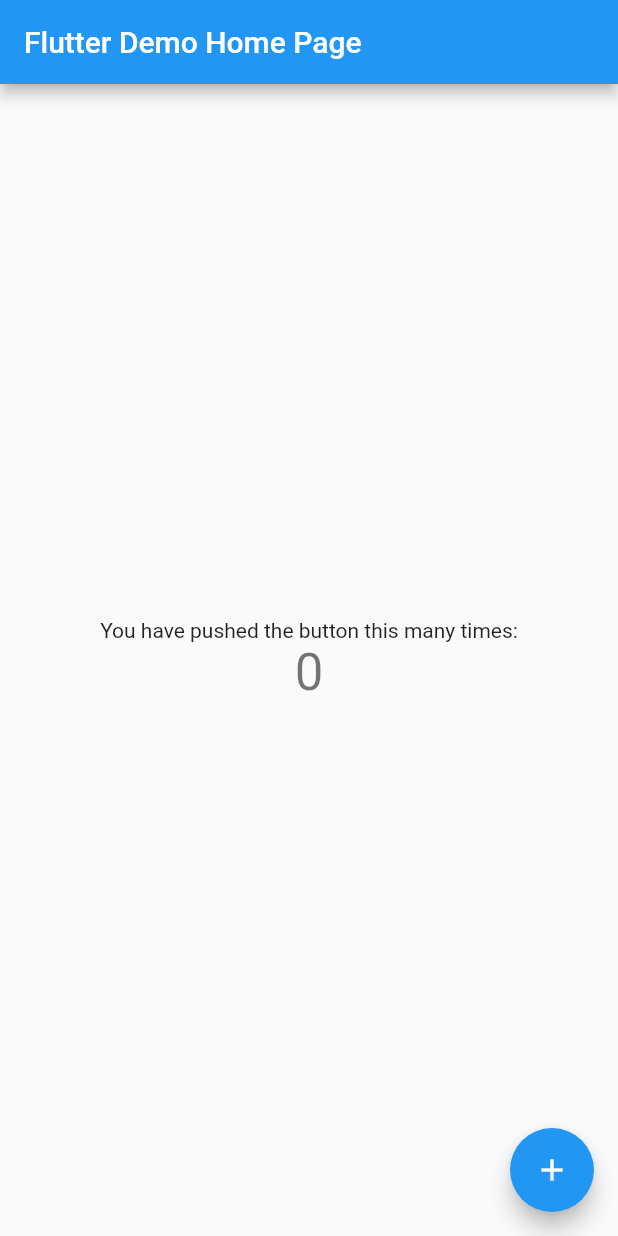
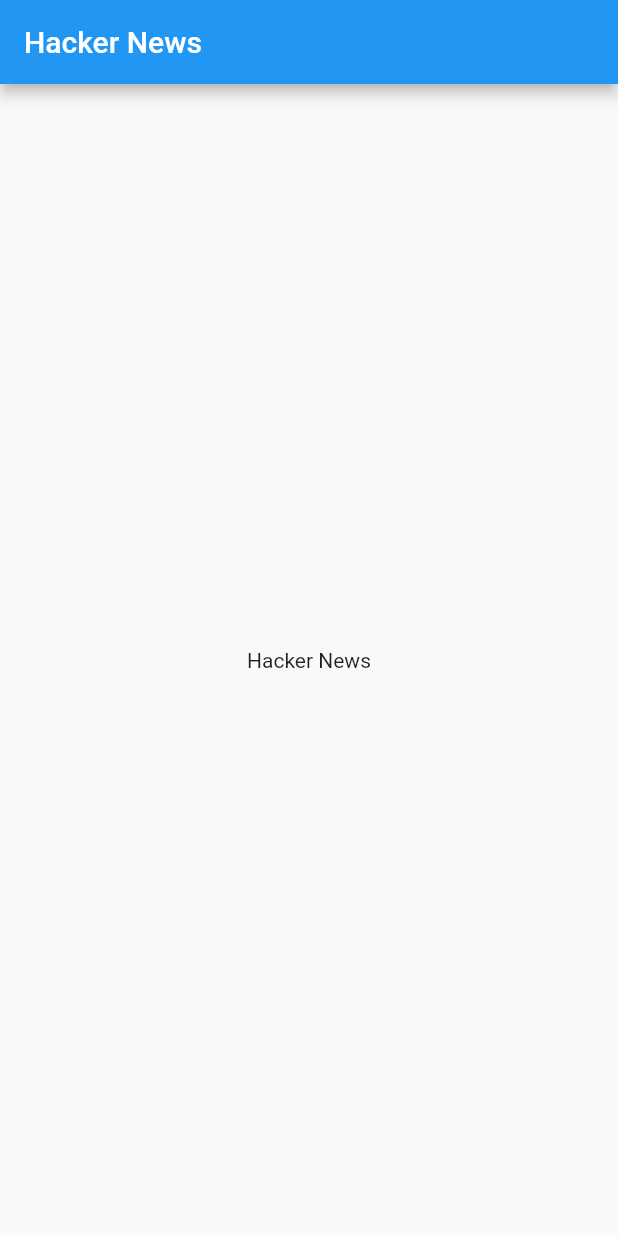
Before and after one commit to MikeAlbo/hacker_news_v1, a Flutter app: the screen it shows after launch, on a phone screen of 412 x 824 dp. Run offline on Flutter 3.47's test engine with Material 2 defaults, Android fonts, the phone set to English and light mode, and no system bars; our stand-ins replace rxdart, sqflite; accounts and stored records are empty.

Commit message:
cleanup bloc code, add directory code and init app.dart

```diff
--- a/lib/main.dart
+++ b/lib/main.dart
@@ -1,4 +1,5 @@
 import 'package:flutter/material.dart';
+import 'package:hacker_news_v1/src/app.dart';
 
 void main() => runApp(MyApp());
 
@@ -20,92 +21,7 @@ class MyApp extends StatelessWidget {
         // is not restarted.
         primarySwatch: Colors.blue,
       ),
-      home: MyHomePage(title: 'Flutter Demo Home Page'),
+      home: App(),
     );
   }
 }
-
-class MyHomePage extends StatefulWidget {
-  MyHomePage({Key key, this.title}) : super(key: key);
-
-  // This widget is the home page of your application. It is stateful, meaning
-  // that it has a State object (defined below) that contains fields that affect
-  // how it looks.
-
-  // This class is the configuration for the state. It holds the values (in this
-  // case the title) provided by the parent (in this case the App widget) and
-  // used by the build method of the State. Fields in a Widget subclass are
-  // always marked "final".
-
-  final String title;
-
-  @override
-  _MyHomePageState createState() => _MyHomePageState();
-}
-
-class _MyHomePageState extends State<MyHomePage> {
-  int _counter = 0;
-
-  void _incrementCounter() {
-    setState(() {
-      // This call to setState tells the Flutter framework that something has
-      // changed in this State, which causes it to rerun the build method below
-      // so that the display can reflect the updated values. If we changed
-      // _counter without calling setState(), then the build method would not be
-      // called again, and so nothing would appear to happen.
-      _counter++;
-    });
-  }
-
-  @override
-  Widget build(BuildContext context) {
-    // This method is rerun every time setState is called, for instance as done
-    // by the _incrementCounter method above.
-    //
-    // The Flutter framework has been optimized to make rerunning build methods
-    // fast, so that you can just rebuild anything that needs updating rather
-    // than having to individually change instances of widgets.
-    return Scaffold(
-      appBar: AppBar(
-        // Here we take the value from the MyHomePage object that was created by
-        // the App.build method, and use it to set our appbar title.
-        title: Text(widget.title),
-      ),
-      body: Center(
-        // Center is a layout widget. It takes a single child and positions it
-        // in the middle of the parent.
-        child: Column(
-          // Column is also layout widget. It takes a list of children and
-          // arranges them vertically. By default, it sizes itself to fit its
-          // children horizontally, and tries to be as tall as its parent.
-          //
-          // Invoke "debug painting" (press "p" in the console, choose the
-          // "Toggle Debug Paint" action from the Flutter Inspector in Android
-          // Studio, or the "Toggle Debug Paint" command in Visual Studio Code)
-          // to see the wireframe for each widget.
-          //
-          // Column has various properties to control how it sizes itself and
-          // how it positions its children. Here we use mainAxisAlignment to
-          // center the children vertically; the main axis here is the vertical
-          // axis because Columns are vertical (the cross axis would be
-          // horizontal).
-          mainAxisAlignment: MainAxisAlignment.center,
-          children: <Widget>[
-            Text(
-              'You have pushed the button this many times:',
-            ),
-            Text(
-              '$_counter',
-              style: Theme.of(context).textTheme.display1,
-            ),
-          ],
-        ),
-      ),
-      floatingActionButton: FloatingActionButton(
-        onPressed: _incrementCounter,
-        tooltip: 'Increment',
-        child: Icon(Icons.add),
-      ), // This trailing comma makes auto-formatting nicer for build methods.
-    );
-  }
-}
--- /dev/null
+++ b/lib/src/app.dart
@@ -0,0 +1,15 @@
+import 'package:flutter/material.dart';
+
+class App extends StatelessWidget {
+  @override
+  Widget build(BuildContext context) {
+    return Scaffold(
+      appBar: AppBar(
+        title: Text("Hacker News"),
+      ),
+      body: Center(
+        child: Text("Hacker News"),
+      ),
+    );
+  }
+}
```
Also changed, not shown: 2 other files.
